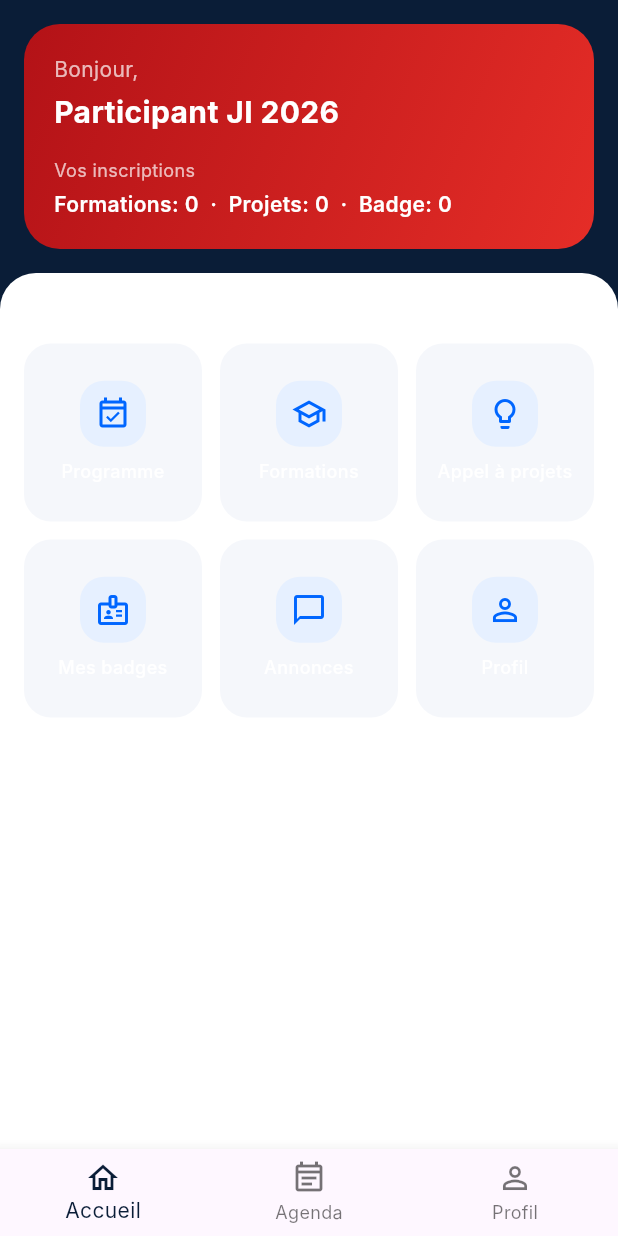
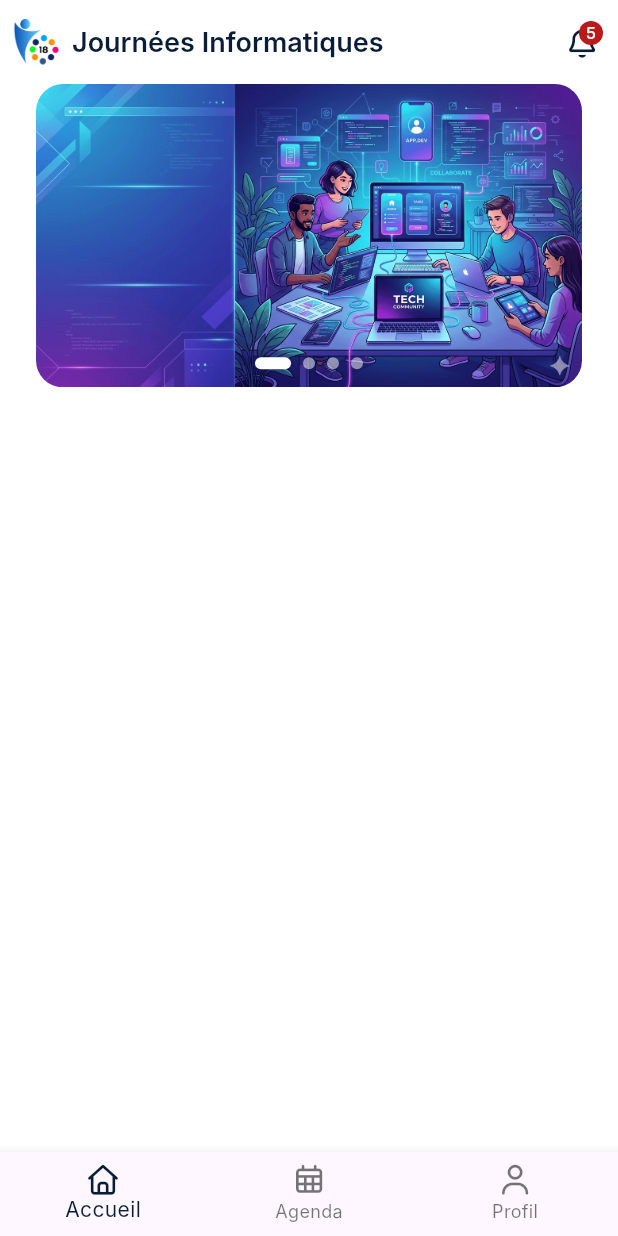
Before and after one commit to exau-umba/ji_mobile, a Flutter app: the DashboardScreen screen opened by its route, on a phone screen of 412 x 824 dp. Run offline on Flutter 3.47's test engine with Material 3 defaults, Android fonts, the phone set to English and light mode, and no system bars; our stand-ins replace bloc, equatable, flutter_bloc, font_awesome_flutter, go_router, lottie; Roboto replaces fonts that are missing (Inter).

Commit message:
feat : add banner and appbar to dashboard

```diff
--- a/lib/src/features/dashboard/presentation/screens/dashboard_screen.dart
+++ b/lib/src/features/dashboard/presentation/screens/dashboard_screen.dart
@@ -1,138 +1,166 @@
+import 'dart:async';
+
 import 'package:flutter/material.dart';
+import 'package:font_awesome_flutter/font_awesome_flutter.dart';
 
-/// Dashboard principal de l’app mobile.
-/// Visuel inspiré de la maquette rouge (carte de compte + tuiles de services).
-class DashboardScreen extends StatelessWidget {
+import '../../../../core/theme/app_theme.dart';
+import '../../../../core/theme/app_design.dart';
+
+/// Page d'accueil : uniquement le banner (slides) + BottomNavigationBar avec Font Awesome.
+class DashboardScreen extends StatefulWidget {
   const DashboardScreen({super.key});
+
+  @override
+  State<DashboardScreen> createState() => _DashboardScreenState();
+}
+
+class _DashboardScreenState extends State<DashboardScreen> {
+  final PageController _bannerController = PageController();
+  int _currentBannerIndex = 0;
+  Timer? _bannerTimer;
+
+  /// Chemins des images du banner (slides). Remplacer par vos assets ou URLs.
+  static const List<String> _bannerSlides = [
+    'assets/images/Gemini_Generated_Image_2y4cno2y4cno2y4c.png',
+    'assets/images/Gemini_Generated_Image_chewkfchewkfchew.png',
+    'assets/images/Gemini_Generated_Image_dov5l5dov5l5dov5.png',
+    'assets/images/Gemini_Generated_Image_lhhuw5lhhuw5lhhu.png',
+  ];
+
+  @override
+  void initState() {
+    super.initState();
+    _bannerTimer = Timer.periodic(const Duration(seconds: 5), (_) {
+      if (!mounted) return;
+      final next = (_currentBannerIndex + 1) % _bannerSlides.length;
+      _bannerController.animateToPage(
+        next,
+        duration: const Duration(milliseconds: 500),
+        curve: Curves.easeInOut,
+      );
+    });
+  }
+
+  @override
+  void dispose() {
+    _bannerTimer?.cancel();
+    _bannerController.dispose();
+    super.dispose();
+  }
 
   @override
   Widget build(BuildContext context) {
     return Scaffold(
+      backgroundColor: Colors.white,
+      appBar: AppBar(
+        backgroundColor: Colors.white,
+        elevation: 0,
+        centerTitle: false,
+        titleSpacing: 0,
+        title: const Text('Journées Informatiques', style: TextStyle(color: jiPrimary, fontWeight: FontWeight.w600, fontSize: kFontSizeTitleMedium)),
+        leading: Padding(
+          padding: const EdgeInsets.all(kSpaceS),
+          child: Image.asset(
+            'assets/icon/JI_MINI_LOGO.png',
+            height: kLogoHeightAppBar,
+            fit: BoxFit.contain,
+          ),
+        ),
+        leadingWidth: kLogoHeightAppBar + (kSpaceS * 2),
+        actions: [
+          IconButton(onPressed: () {}, icon: const Badge(label: Text('5'), child: Icon(FontAwesomeIcons.bell, color: jiPrimary, size: kIconSizeMedium,)),),
+        ],
+      ),
       body: SafeArea(
         child: Column(
           crossAxisAlignment: CrossAxisAlignment.stretch,
           children: [
-            // Bandeau haut type "carte" avec stats principales
-            Container(
-              margin: const EdgeInsets.all(16),
-              padding: const EdgeInsets.all(20),
+            // Banner : slides (carousel) 16/9
+            LayoutBuilder(
+              builder: (context, constraints) {
+                final width = constraints.maxWidth - (kScreenPaddingHorizontal * 2);
+                final height = width * 5 / 9 ;
+                return SizedBox(
+                  height: height,
+                  child: Stack(
+                alignment: Alignment.bottomCenter,
+                children: [
+                  PageView.builder(
+                    controller: _bannerController,
+                    onPageChanged: (index) => setState(() => _currentBannerIndex = index),
+                    itemCount: _bannerSlides.length,
+                    physics: const BouncingScrollPhysics(),
+                    itemBuilder: (context, index) {
+                      return Padding(
+                        padding: AppInsets.horizontal,
+                        child: ClipRRect(
+                          borderRadius: BorderRadius.circular(kRadiusL),
+                          child: Image.asset(
+                            _bannerSlides[index],
+                            fit: BoxFit.cover,
+                            width: double.infinity,
+                            errorBuilder: (_, __, ___) => Container(
                               decoration: BoxDecoration(
-                borderRadius: BorderRadius.circular(24),
-                gradient: const LinearGradient(
-                  colors: [Color(0xFFB31217), Color(0xFFE52D27)],
+                                gradient: LinearGradient(
+                                  colors: [jiPrimary, jiPrimaryLight],
                                   begin: Alignment.topLeft,
                                   end: Alignment.bottomRight,
                                 ),
                               ),
-              child: Column(
-                crossAxisAlignment: CrossAxisAlignment.start,
-                children: const [
-                  Text(
-                    'Bonjour,',
-                    style: TextStyle(color: Colors.white70),
-                  ),
-                  SizedBox(height: 4),
-                  Text(
-                    'Participant JI 2026',
-                    style: TextStyle(
-                      color: Colors.white,
-                      fontSize: 20,
-                      fontWeight: FontWeight.w700,
+                              child: const Center(
+                                child: Icon(Icons.image_not_supported_outlined, color: Colors.white54, size: 48),
                               ),
                             ),
-                  SizedBox(height: 16),
-                  Text(
-                    'Vos inscriptions',
-                    style: TextStyle(
-                      color: Colors.white70,
-                      fontSize: 12,
                           ),
                         ),
-                  SizedBox(height: 4),
-                  Text(
-                    'Formations: 0  ·  Projets: 0  ·  Badge: 0',
-                    style: TextStyle(
-                      color: Colors.white,
-                      fontSize: 14,
-                      fontWeight: FontWeight.w600,
+                      );
+                    },
                   ),
+                  Padding(
+                    padding: const EdgeInsets.only(bottom: kSpaceM),
+                    child: Row(
+                      mainAxisAlignment: MainAxisAlignment.center,
+                      children: List.generate(
+                        _bannerSlides.length,
+                        (index) => AnimatedContainer(
+                          duration: const Duration(milliseconds: kDurationShort),
+                          margin: const EdgeInsets.symmetric(horizontal: kSpaceXS),
+                          height: kIndicatorSize,
+                          width: _currentBannerIndex == index ? kIndicatorSizeActive : kIndicatorSize,
+                          decoration: BoxDecoration(
+                            color: _currentBannerIndex == index
+                                ? Colors.white
+                                : Colors.white.withOpacity(0.5),
+                            borderRadius: BorderRadius.circular(12),
                           ),
-                ],
-              ),
-            ),
-            Expanded(
-              child: Container(
-                decoration: const BoxDecoration(
-                  color: Colors.white,
-                  borderRadius: BorderRadius.vertical(top: Radius.circular(24)),
-                ),
-                child: Padding(
-                  padding:
-                      const EdgeInsets.symmetric(horizontal: 16, vertical: 12),
-                  child: Column(
-                    crossAxisAlignment: CrossAxisAlignment.start,
-                    children: [
-                      const Text(
-                        'Actions rapides',
-                        style: TextStyle(
-                          fontSize: 16,
-                          fontWeight: FontWeight.w600,
-                        ),
-                      ),
-                      const SizedBox(height: 12),
-                      Expanded(
-                        child: GridView.count(
-                          crossAxisCount: 3,
-                          mainAxisSpacing: 12,
-                          crossAxisSpacing: 12,
-                          children: const [
-                            _DashboardTile(
-                              icon: Icons.event_available_outlined,
-                              label: 'Programme',
-                            ),
-                            _DashboardTile(
-                              icon: Icons.school_outlined,
-                              label: 'Formations',
-                            ),
-                            _DashboardTile(
-                              icon: Icons.lightbulb_outline,
-                              label: 'Appel à projets',
-                            ),
-                            _DashboardTile(
-                              icon: Icons.badge_outlined,
-                              label: 'Mes badges',
-                            ),
-                            _DashboardTile(
-                              icon: Icons.chat_bubble_outline,
-                              label: 'Annonces',
-                            ),
-                            _DashboardTile(
-                              icon: Icons.person_outline,
-                              label: 'Profil',
-                            ),
-                          ],
-                        ),
-                      ),
-                    ],
                         ),
                       ),
                     ),
                   ),
                 ],
               ),
+                );
+              },
+            ),
+            // Contenu vide en dessous (plus de cartes ni grille)
+            const Expanded(child: SizedBox.shrink()),
+          ],
+        ),
       ),
       bottomNavigationBar: BottomNavigationBar(
+        currentIndex: 0,
+        onTap: (_) {},
         items: const [
           BottomNavigationBarItem(
-            icon: Icon(Icons.home_outlined),
+            icon: FaIcon(FontAwesomeIcons.house, size: 20),
             label: 'Accueil',
           ),
           BottomNavigationBarItem(
-            icon: Icon(Icons.event_note_outlined),
+            icon: FaIcon(FontAwesomeIcons.calendarDays, size: 20),
             label: 'Agenda',
           ),
           BottomNavigationBarItem(
-            icon: Icon(Icons.person_outline),
+            icon: FaIcon(FontAwesomeIcons.user, size: 20),
             label: 'Profil',
           ),
         ],
@@ -140,45 +168,3 @@
     );
   }
 }
-
-class _DashboardTile extends StatelessWidget {
-  final IconData icon;
-  final String label;
-
-  const _DashboardTile({required this.icon, required this.label});
-
-  @override
-  Widget build(BuildContext context) {
-    return Container(
-      decoration: BoxDecoration(
-        color: const Color(0xFFF5F7FB),
-        borderRadius: BorderRadius.circular(18),
-      ),
-      child: Column(
-        mainAxisAlignment: MainAxisAlignment.center,
-        children: [
-          Container(
-            padding: const EdgeInsets.all(10),
-            decoration: BoxDecoration(
-              color: const Color(0xFFE6F0FF),
-              borderRadius: BorderRadius.circular(16),
-            ),
-            child: Icon(
-              icon,
-              color: const Color(0xFF0066FF),
-            ),
-          ),
-          const SizedBox(height: 8),
-          Text(
-            label,
-            textAlign: TextAlign.center,
-            style: const TextStyle(
-              fontSize: 12,
-              fontWeight: FontWeight.w500,
-            ),
-          ),
-        ],
-      ),
-    );
-  }
-}
```
Lines whose indentation alone changed are shown as unchanged.
